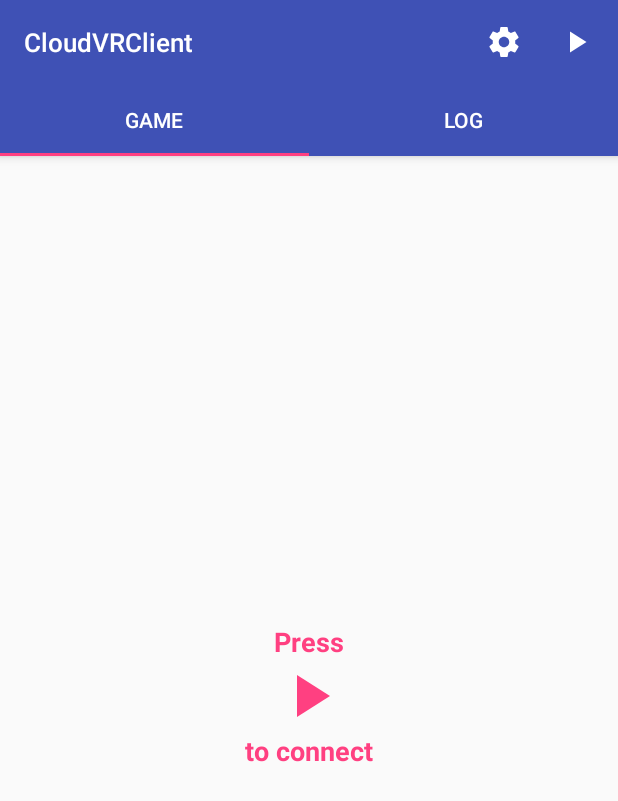
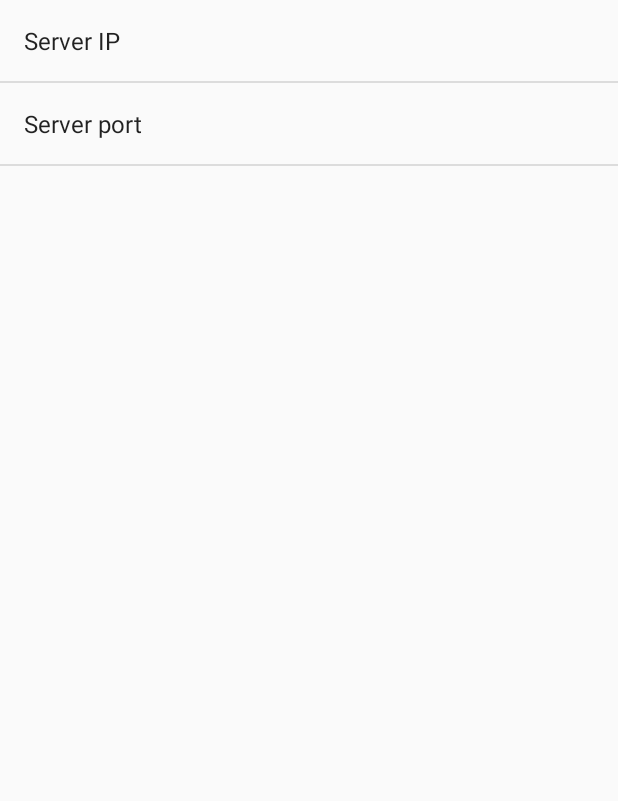
Before and after one commit to PierfrancescoSoffritti/RemoteVRClient_Android, an Android app: the screen it shows after launch (MainActivity before the commit, PreferencesActivity after it), after a tap on an icon or button, on a phone screen of 412 x 824 dp. Shown: the top 801 px of the screen. Run offline under Robolectric (Android 15) with nearby library versions, the phone set to English and light mode, and no system bars; our stand-ins replace ButterKnife; libraries missing offline, so code that uses them is left out: com.squareup.otto, rx.android.schedulers, rx.schedulers; 6 statements that could not run were skipped.

Commit message:
preferences

```diff
--- /dev/null
+++ b/app/src/main/java/com/pierfrancescosoffritti/remotevrclient/PreferencesActivity.java
@@ -0,0 +1,15 @@
+package com.pierfrancescosoffritti.remotevrclient;
+
+import android.os.Bundle;
+import android.preference.PreferenceActivity;
+
+public class PreferencesActivity extends PreferenceActivity {
+    @Override
+    public void onCreate(Bundle savedInstanceState) {
+        super.onCreate(savedInstanceState);
+
+        // TODO fix
+        addPreferencesFromResource(R.xml.settings);
+
+    }
+}
--- a/app/src/main/java/com/pierfrancescosoffritti/remotevrclient/fragments/GameFragment.java
+++ b/app/src/main/java/com/pierfrancescosoffritti/remotevrclient/fragments/GameFragment.java
@@ -1,6 +1,9 @@
 package com.pierfrancescosoffritti.remotevrclient.fragments;
 
+import android.content.Intent;
+import android.content.SharedPreferences;
 import android.os.Bundle;
+import android.preference.PreferenceManager;
 import android.support.v7.widget.Toolbar;
 import android.view.Gravity;
 import android.view.LayoutInflater;
@@ -10,6 +13,7 @@ import android.view.ViewGroup;
 import com.pierfrancescosoffritti.remotevrclient.EventBus;
 import com.pierfrancescosoffritti.remotevrclient.Events;
 import com.pierfrancescosoffritti.remotevrclient.FPSCounter;
+import com.pierfrancescosoffritti.remotevrclient.PreferencesActivity;
 import com.pierfrancescosoffritti.remotevrclient.R;
 import com.pierfrancescosoffritti.remotevrclient.RemoteVRView;
 import com.pierfrancescosoffritti.remotevrclient.ServerConnection;
@@ -76,12 +80,27 @@ public class GameFragment extends BaseFragment {
 
         connectButton.setOnClickListener((view) -> startClient());
         disconnectButton.setOnClickListener((view) -> { if(subscription != null && !subscription.isUnsubscribed()) subscription.unsubscribe(); });
-        connectionControls.findViewById(R.id.settings).setOnClickListener((view) -> { });
+        connectionControls.findViewById(R.id.settings).setOnClickListener((view) -> {
+            Intent intent = new Intent(getActivity(), PreferencesActivity.class);
+            getActivity().startActivity(intent);
+        });
     }
 
     private void startClient() {
+        // TODO cleanup
+        SharedPreferences sharedPreferences = PreferenceManager.getDefaultSharedPreferences(getContext());
+        String serverIP = sharedPreferences.getString(getString(R.string.server_ip), "192.168.1.23");
+        String port = sharedPreferences.getString(getString(R.string.server_port), ServerConnection.DEFAULT_PORT + "");
+
+        if(serverIP.isEmpty())
+            serverIP="192.168.1.23";
+        if(port.isEmpty())
+            port = ServerConnection.DEFAULT_PORT+"";
+
+        int serverPort = Integer.parseInt(port);
+
         subscription = serverConnection
-                .getServerOutput("192.168.1.23", ServerConnection.DEFAULT_PORT)
+                .getServerOutput(serverIP, serverPort)
                 .subscribeOn(Schedulers.newThread())
                 .observeOn(AndroidSchedulers.mainThread())
                 .doOnUnsubscribe(() -> serverConnection.close())
--- /dev/null
+++ b/app/src/main/res/values-v21/styles.xml
@@ -0,0 +1,2 @@
+<resources>>
+</resources>
--- /dev/null
+++ b/app/src/main/res/values-w820dp/dimens.xml
@@ -0,0 +1,6 @@
+<resources>
+    <!-- Example customization of dimensions originally defined in res/values/dimens.xml
+         (such as screen margins) for screens with more than 820dp of available width. This
+         would include 7" and 10" devices in landscape (~960dp and ~1280dp respectively). -->
+    <dimen name="activity_horizontal_margin">64dp</dimen>
+</resources>
--- a/app/src/main/res/values/dimens.xml
+++ b/app/src/main/res/values/dimens.xml
@@ -1,3 +1,7 @@
 <resources>
     <dimen name="toolbar_textsize">17sp</dimen>
+    <!-- Default screen margins, per the Android Design guidelines. -->
+    <dimen name="activity_horizontal_margin">16dp</dimen>
+    <dimen name="activity_vertical_margin">16dp</dimen>
+    <dimen name="fab_margin">16dp</dimen>
 </resources>
--- a/app/src/main/res/values/strings.xml
+++ b/app/src/main/res/values/strings.xml
@@ -6,4 +6,7 @@
     <string name="log">Log</string>
     <string name="press">Press</string>
     <string name="to_connect">to connect</string>
+    <string name="server_ip">Server IP</string>
+    <string name="server_port">Server port</string>
+    <string name="title_activity_preferences">Settings</string>
 </resources>
--- a/app/src/main/res/values/styles.xml
+++ b/app/src/main/res/values/styles.xml
@@ -13,4 +13,8 @@
         <item name="android:textColor">@android:color/white</item>
     </style>
 
+    <style name="AppTheme.AppBarOverlay" parent="ThemeOverlay.AppCompat.Dark.ActionBar" />
+
+    <style name="AppTheme.PopupOverlay" parent="ThemeOverlay.AppCompat.Light" />
+
 </resources>
--- /dev/null
+++ b/app/src/main/res/xml/settings.xml
@@ -0,0 +1,11 @@
+<?xml version="1.0" encoding="utf-8"?>
+<PreferenceScreen xmlns:android="http://schemas.android.com/apk/res/android">
+    <EditTextPreference
+        android:title="@string/server_ip"
+        android:key="@string/server_ip"/>
+
+    <EditTextPreference
+        android:title="@string/server_port"
+        android:key="@string/server_port"/>
+
+</PreferenceScreen>
```
Also changed, not shown: app/src/main/AndroidManifest.xml (+7 -2 lines).
